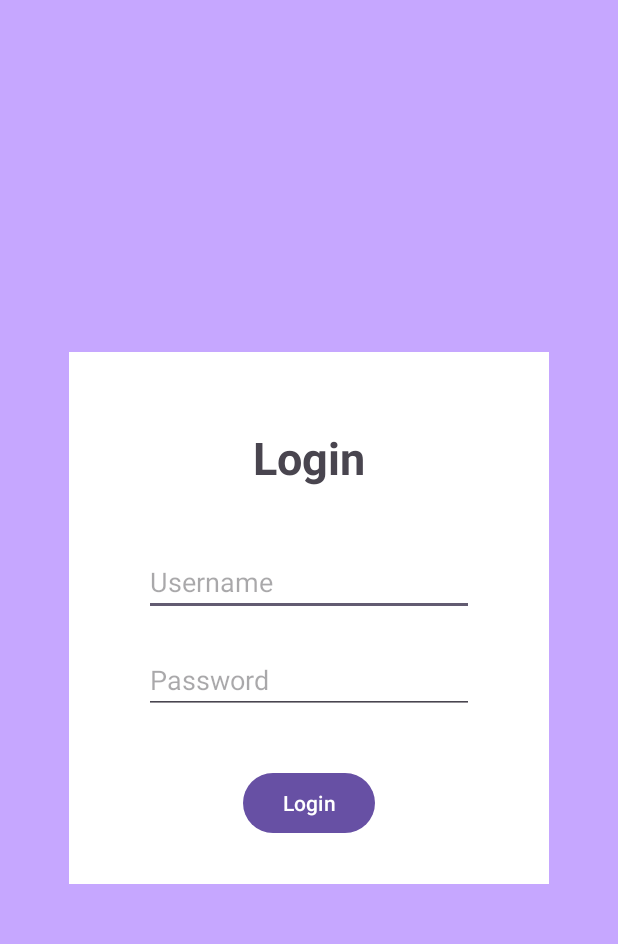
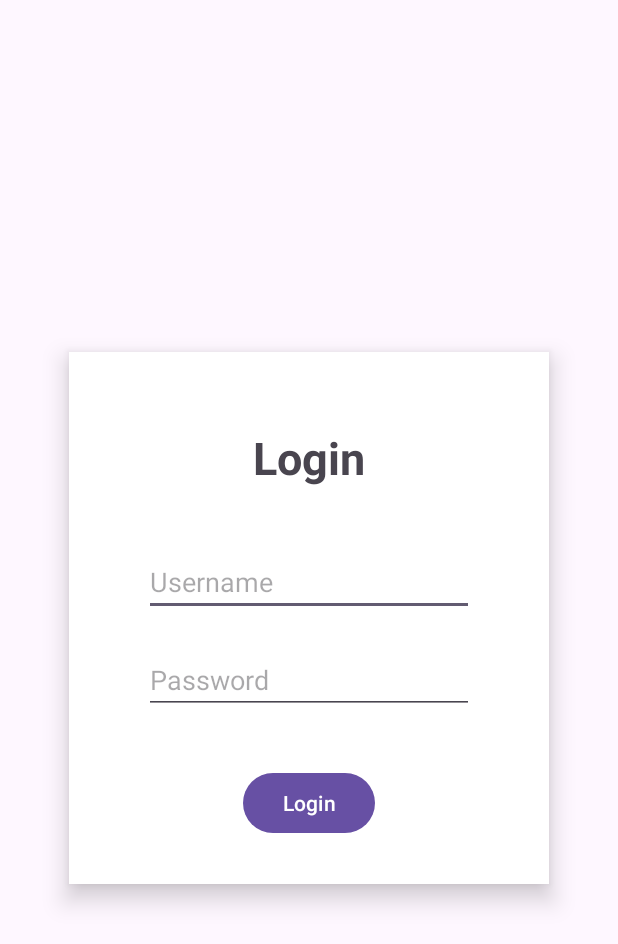
Before and after one commit to benyen-GA/android-memory-game, an Android app: the screen it shows after launch (MainActivity), on a phone screen of 412 x 824 dp. Shown: the top 944 px of the screen. Run offline under Robolectric (Android 15) with nearby library versions, the phone set to English and light mode, and no system bars.

Commit message:
updated login UI to remove bg colour and to add shadow to LinearLayout

```diff
--- a/Android/app/src/main/res/layout/login_fragment.xml
+++ b/Android/app/src/main/res/layout/login_fragment.xml
@@ -12,22 +12,24 @@
         android:layout_height="match_parent"
         android:orientation="vertical"
         android:gravity="center"
-        android:background="#5E651FFF">
+>
 
         <LinearLayout
             android:layout_width="wrap_content"
             android:layout_height="wrap_content"
+            android:background="@color/white"
+            android:elevation="10dp"
+            android:gravity="center"
             android:orientation="vertical"
-            android:gravity="center"
-            android:background="@color/white"
             android:padding="30dp">
+
             <TextView
                 android:layout_width="wrap_content"
                 android:layout_height="wrap_content"
+                android:layout_margin="20dp"
                 android:text="Login"
                 android:textSize="30sp"
-                android:textStyle="bold"
-                android:layout_margin="20dp"/>
+                android:textStyle="bold" />
 
             <EditText
                 android:id="@+id/username"
```
